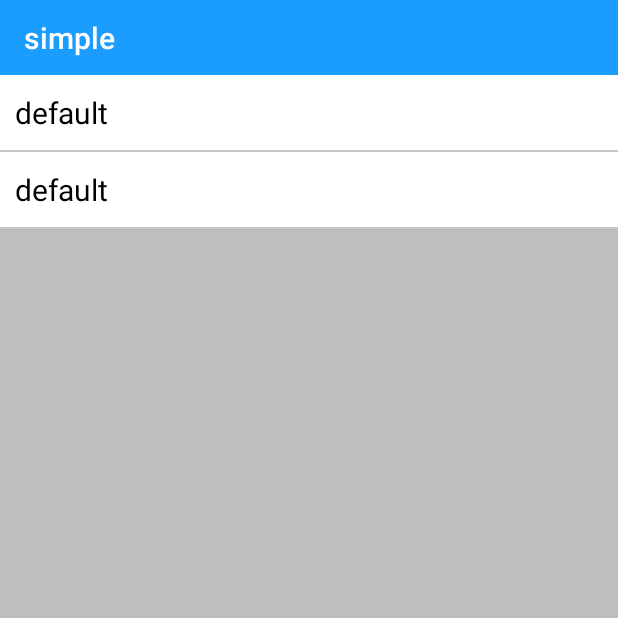
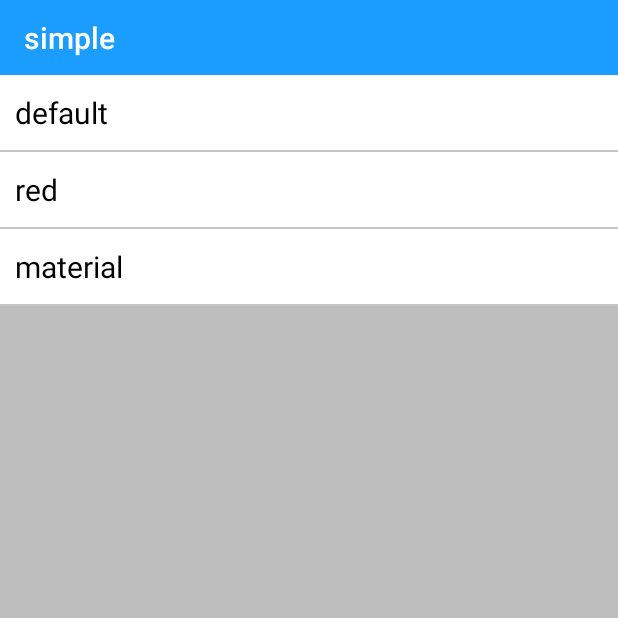
Before and after one commit to yocn/combination, an Android app: the screen it shows after launch (SettingAct), in the options menu, after a tap on "Settings", on a phone screen of 412 x 824 dp, the top half of it. Run offline under Robolectric (Android 15) with nearby library versions, the phone set to English and light mode, and no system bars.

Commit message:
modify for theme,but some error with it

```diff
--- a/app/src/main/AndroidManifest.xml
+++ b/app/src/main/AndroidManifest.xml
@@ -6,6 +6,7 @@
         android:allowBackup="true"
         android:hardwareAccelerated="false"
         android:label="@string/app_name"
+        android:icon="@drawable/icon"
         android:theme="@style/AppTheme">
         <activity
             android:name=".MainActivity"
--- a/app/src/main/java/yocn/com/collection/MainActivity.java
+++ b/app/src/main/java/yocn/com/collection/MainActivity.java
@@ -34,13 +34,20 @@ public class MainActivity extends BaseActivity {
     private ListView lvLeftMenu;
     private String[] lvs = {"Setting", "About Us"};
     private ArrayAdapter arrayAdapter;
-    public static Activity mMainActivity ;
+    public static Activity mMainActivity;
+    public static int TYPE_THEME = 1000;
+    public static final int TYPE_THEME_BASE = 1000;
+    public static final int TYPE_THEME_RED = 1001;
+    public static final int TYPE_THEME_MATERIAL = 1002;
+    MainAdapter mMainAdapter;
+    MainItemBean mMainItemBean;
 
     @Override
     protected void onCreate(Bundle savedInstanceState) {
         super.onCreate(savedInstanceState);
+        mMainActivity = this;
+        setTheme();
         setContentView(getLayoutInflater().inflate(R.layout.activity_main, null));
-        mMainActivity = this;
         initView();
         initDrawerLayout();
         initScrollView();
@@ -91,14 +98,16 @@ public class MainActivity extends BaseActivity {
     }
 
     private void initScrollView() {
+        Logger.d("initScrollView");
         String[] mTitles = new String[]{"RippleView", "ChartView", "BarChartView", "ParabolaView", "Path", "RecycleView"};
         Class[] mTarget = new Class[]{RippleViewActivity.class, ChartViewAct.class, BarChartViewAct.class, ParabolaViewAct.class, PathActivity.class, RecycleViewAct.class};
-        MainItemBean mMainItemBean;
+
         for (int i = 0; i < mTarget.length; i++) {
             mMainItemBean = new MainItemBean(mTitles[i], mTarget[i]);
             mMainItemBeanList.add(mMainItemBean);
         }
-        MainAdapter mMainAdapter = new MainAdapter(this, mMainItemBeanList);
+
+        mMainAdapter = new MainAdapter(this, mMainItemBeanList);
         rv_main.setLayoutManager(new LinearLayoutManager(this));
         // 设置ItemAnimator
         rv_main.setItemAnimator(new DefaultItemAnimator());
@@ -119,6 +128,20 @@ public class MainActivity extends BaseActivity {
         }
     };
 
+    private void setTheme() {
+        switch (TYPE_THEME) {
+            case TYPE_THEME_BASE:
+                setTheme(R.style.AppTheme);
+                break;
+            case TYPE_THEME_RED:
+                setTheme(R.style.AppThemeRed);
+                break;
+            case TYPE_THEME_MATERIAL:
+                setTheme(R.style.AppThemeMaterial);
+                break;
+        }
+    }
+
     private void goSettingActivity() {
         Intent intent = new Intent(this, SettingAct.class);
         startActivity(intent);
--- a/app/src/main/java/yocn/com/collection/ParabolaViewAct.java
+++ b/app/src/main/java/yocn/com/collection/ParabolaViewAct.java
@@ -1,22 +1,31 @@
 package yocn.com.collection;
 
 import android.os.Bundle;
-import android.widget.ListView;
 
 import yocn.com.collection.adapter.BarChartAdapter;
-import yocn.com.collection.adapter.ParaListAdapter;
+import yocn.com.collection.view.ParabolaView;
+import yocn.com.collection.view.Pull2RefreshList;
 
-public class ParabolaViewAct extends BaseActivity {
-    ListView lv_chart;
+public class ParabolaViewAct extends BaseActivity implements Pull2RefreshList.OnFreshListener {
+    Pull2RefreshList lv_chart;
+    ParabolaView parabolaView;
+    BarChartAdapter adapter;
 
     @Override
     protected void onCreate(Bundle savedInstanceState) {
         super.onCreate(savedInstanceState);
         setContentView(getLayoutInflater().inflate(R.layout.activity_parabola, null));
 
-        lv_chart = (ListView) findViewById(R.id.lv_chart);
-        BarChartAdapter adapter = new BarChartAdapter(this);
+        lv_chart = (Pull2RefreshList) findViewById(R.id.lv_chart);
+        parabolaView = (ParabolaView) findViewById(R.id.para);
+        lv_chart.setOnFreshListener(this);
+
+        adapter = new BarChartAdapter(this);
         lv_chart.setAdapter(adapter);
     }
 
+    @Override
+    public void refresh() {
+        adapter.notifyDataSetChanged();
+    }
 }
--- a/app/src/main/java/yocn/com/collection/SettingAct.java
+++ b/app/src/main/java/yocn/com/collection/SettingAct.java
@@ -11,6 +11,7 @@ import java.util.ArrayList;
 
 import yocn.com.collection.adapter.SettingAdapter;
 import yocn.com.collection.bean.SettingBean;
+import yocn.com.collection.utils.Logger;
 
 public class SettingAct extends BaseActivity {
 
@@ -24,13 +25,8 @@ public class SettingAct extends BaseActivity {
         SettingAdapter adapter = new SettingAdapter(this);
         lv_setting.setAdapter(adapter);
 
-        SettingBean mSettingBean1 = new SettingBean("default");
-        SettingBean mSettingBean2 = new SettingBean("default");
-        ArrayList<SettingBean> mSettingBeanList = new ArrayList<>();
-        mSettingBeanList.add(mSettingBean1);
-        mSettingBeanList.add(mSettingBean2);
-
-        adapter.setData(mSettingBeanList);
+        String[] strings = {"default", "red", "material"};
+        adapter.setData(strings);
         adapter.notifyDataSetChanged();
 
         lv_setting.setOnItemClickListener(new AdapterView.OnItemClickListener() {
@@ -39,17 +35,22 @@ public class SettingAct extends BaseActivity {
                 switch (position) {
                     case 0:
                         Toast.makeText(SettingAct.this, "default", Toast.LENGTH_SHORT).show();
-                        setTheme(R.style.AppTheme);
-                        MainActivity.mMainActivity.setTheme(R.style.AppTheme);
+                        MainActivity.TYPE_THEME = MainActivity.TYPE_THEME_BASE;
                         MainActivity.mMainActivity.recreate();
                         break;
                     case 1:
                         Toast.makeText(SettingAct.this, "red", Toast.LENGTH_SHORT).show();
-                        setTheme(R.style.AppThemeRed);
-                        MainActivity.mMainActivity.setTheme(R.style.AppTheme);
+                        MainActivity.TYPE_THEME = MainActivity.TYPE_THEME_RED;
                         MainActivity.mMainActivity.recreate();
                         break;
-
+                    case 2:
+                        Toast.makeText(SettingAct.this, "material", Toast.LENGTH_SHORT).show();
+                        MainActivity.TYPE_THEME = MainActivity.TYPE_THEME_MATERIAL;
+                        MainActivity.mMainActivity.recreate();
+                        break;
+                    default:
+                        Logger.d("123456789");
+                        break;
                 }
             }
         });
--- a/app/src/main/java/yocn/com/collection/adapter/MainAdapter.java
+++ b/app/src/main/java/yocn/com/collection/adapter/MainAdapter.java
@@ -34,6 +34,7 @@ public class MainAdapter extends RecyclerView.Adapter<MainAdapter.ViewHolder> {
     @Override
     public ViewHolder onCreateViewHolder(ViewGroup parent, int viewType) {
         // 给ViewHolder设置布局文件
+        Logger.d("onCreateViewHolder");
         View v = LayoutInflater.from(parent.getContext()).inflate(R.layout.item_main, parent, false);
         return new ViewHolder(v);
     }
--- a/app/src/main/java/yocn/com/collection/adapter/SettingAdapter.java
+++ b/app/src/main/java/yocn/com/collection/adapter/SettingAdapter.java
@@ -16,20 +16,23 @@ import yocn.com.collection.view.BarChartView;
 
 public class SettingAdapter extends BaseAdapter {
     private LayoutInflater mInflater;
-    ArrayList<SettingBean> mSettingBeanList = new ArrayList<>();
+    String[] strings = {};
 
     public SettingAdapter(Context context) {
         super();
         mInflater = LayoutInflater.from(context);
     }
 
-    public void setData(ArrayList<SettingBean> mSettingBeanList) {
-        this.mSettingBeanList = mSettingBeanList;
+    public void setData(String[] strings) {
+        this.strings = strings;
     }
 
     @Override
     public int getCount() {
-        return mSettingBeanList.size();
+        if (this.strings == null) {
+            return 0;
+        }
+        return strings.length;
     }
 
     @Override
@@ -53,7 +56,7 @@ public class SettingAdapter extends BaseAdapter {
         } else {
             holder = (ViewHolder) convertView.getTag();//  取出ViewHolder对象
         }
-        holder.tv_setting.setText(mSettingBeanList.get(position).getTitle());
+        holder.tv_setting.setText(strings[position]);
         return convertView;
     }
 
--- a/app/src/main/java/yocn/com/collection/view/Pull2RefreshList.java
+++ b/app/src/main/java/yocn/com/collection/view/Pull2RefreshList.java
@@ -52,12 +52,12 @@ public class Pull2RefreshList extends ListView {
         addHeaderView();
     }
 
-    public void setmOnFreshListener(OnFreshListener mOnFreshListener) {
+    public void setOnFreshListener(OnFreshListener mOnFreshListener) {
         this.mOnFreshListener = mOnFreshListener;
     }
 
     public interface OnFreshListener {
-        public void refresh();
+        void refresh();
     }
 
     /**
@@ -88,15 +88,20 @@ public class Pull2RefreshList extends ListView {
             case MotionEvent.ACTION_UP:
                 mHeaderView.setPadding(0, (-1 * mHeadViewHeight), 0, 0);
                 mParabolaView.actionUp();
+                if (isRefresh) {
+                    if (mOnFreshListener != null) {
+                        mOnFreshListener.refresh();
+                    }
+                }
                 break;
             case MotionEvent.ACTION_MOVE:
                 currentY = ev.getY();
                 deltaY = currentY - startY;
+                isRefresh = deltaY > 0 ? true : false;
+
                 if (deltaY >= mHeadViewHeight) {
                     deltaY = mHeadViewHeight;
                 }
-//                Logger.d("--delatY--)" + deltaY);
-//                Logger.d("--mHeadViewHeight--)" + mHeadViewHeight);
                 mHeaderView.setPadding(0, (int) (-1 * mHeadViewHeight + deltaY), 0, 0);
                 mParabolaView.actionMove(ev);
                 break;
--- a/app/src/main/res/layout/activity_recycle_view.xml
+++ b/app/src/main/res/layout/activity_recycle_view.xml
@@ -7,5 +7,11 @@
         android:id="@+id/toolbar"
         layout="@layout/toolbar" />
 
+    <yocn.com.collection.view.ParabolaView
+        android:id="@+id/para"
+        android:layout_below="@id/toolbar"
+        android:layout_width="fill_parent"
+        android:layout_height="fill_parent" />
+
 
 </RelativeLayout>
--- a/app/src/main/res/values/colors.xml
+++ b/app/src/main/res/values/colors.xml
@@ -65,7 +65,7 @@
     <color name="black_price_top_text">#333333</color>
     <color name="error_view_retry_button_background">#30000000</color>
     <color name="error_view_retry_button_background_stroke">#50000000</color>
-    <color name="apptheme_accent">#FF4081</color>
+    <color name="app_theme_accent">#FF4081</color>
 
     <color name="select_item_text_color1">#333333</color>
     <color name="select_top_cutline_color">#cccccc</color>
--- a/app/src/main/res/values/styles.xml
+++ b/app/src/main/res/values/styles.xml
@@ -4,9 +4,28 @@
     <style name="AppTheme" parent="AppTheme.Base"></style>
 
     <style name="AppThemeRed" parent="AppTheme.Base">
+        <item name="windowActionBar">false</item>
+        <item name="windowNoTitle">true</item>
+        <!-- Actionbar color -->
         <item name="colorPrimary">#ff4444</item>
         <!--Status bar color-->
-        <item name="colorPrimaryDark">#faaaaa</item>
+        <item name="colorPrimaryDark">#ff4444</item>
+        <!--Window color-->
+        <item name="android:windowBackground">@color/dim_foreground_material_dark</item>
+        <!--返回键样式-->
+        <item name="drawerArrowStyle">@style/AppTheme.DrawerArrowToggle</item>
+    </style>
+    <style name="AppThemeMaterial" parent="AppTheme.Base">
+        <item name="windowActionBar">false</item>
+        <item name="windowNoTitle">true</item>
+        <!-- Actionbar color -->
+        <item name="colorPrimary">@color/material_deep_teal_500</item>
+        <!--Status bar color-->
+        <item name="colorPrimaryDark">@color/material_deep_teal_500</item>
+        <!--Window color-->
+        <item name="android:windowBackground">@color/dim_foreground_material_dark</item>
+        <!--返回键样式-->
+        <item name="drawerArrowStyle">@style/AppTheme.DrawerArrowToggle</item>
     </style>
 
     <style name="AppTheme.Base" parent="Theme.AppCompat">
@@ -15,11 +34,12 @@
         <!-- Actionbar color -->
         <item name="colorPrimary">#1b9dff</item>
         <!--Status bar color-->
-        <item name="colorPrimaryDark">#3d85c6</item>
+        <item name="colorPrimaryDark">#1b9dff</item>
         <!--Window color-->
         <item name="android:windowBackground">@color/dim_foreground_material_dark</item>
         <!--返回键样式-->
         <item name="drawerArrowStyle">@style/AppTheme.DrawerArrowToggle</item>
+
     </style>
 
     <style name="AppTheme.DrawerArrowToggle" parent="Base.Widget.AppCompat.DrawerArrowToggle">
```
Also changed, not shown: app/src/main/java/yocn/com/collection/view/ParabolaView.java (+50 -11 lines), app/src/main/res/drawable/icon.png (added).
